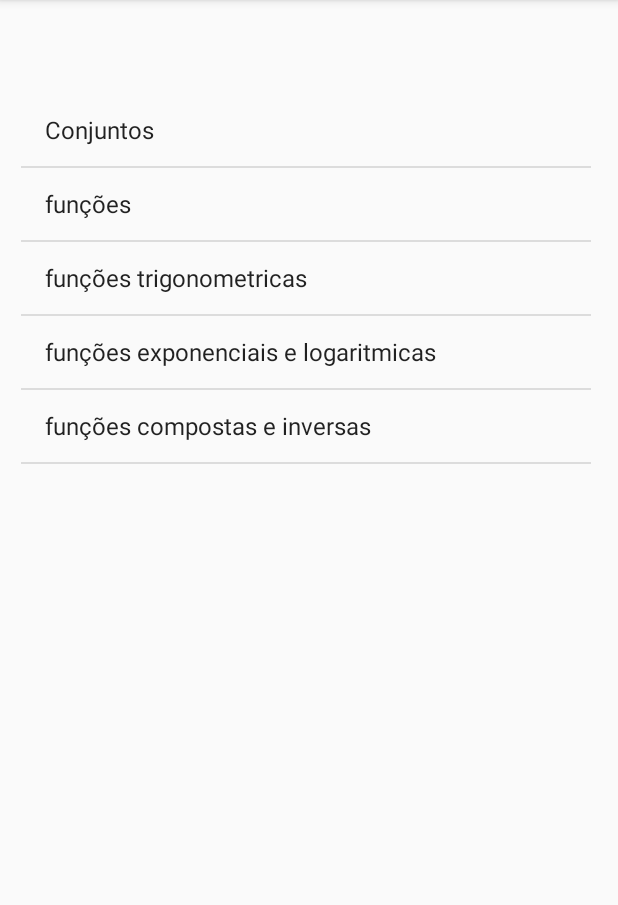
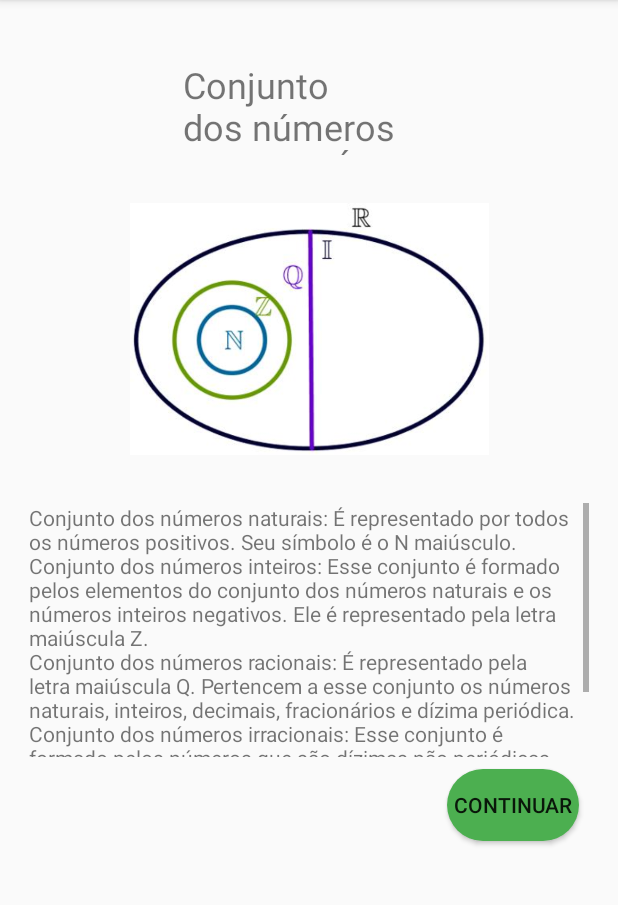
Before and after one commit to MaiaGabriel/Libras, an Android app: the ListaTreinamento screen opened directly, with no data from a screen before it, after a tap on "funções trigonometricas", on a phone screen of 412 x 824 dp, the part 84-989 px from its top. Run offline under Robolectric (Android 15) with nearby library versions, the phone set to English and light mode, and no system bars.

Commit message:
add resumo

```diff
--- a/signum3/app/src/main/java/com/example/signum/ListaTreinamento.java
+++ b/signum3/app/src/main/java/com/example/signum/ListaTreinamento.java
@@ -29,14 +29,15 @@ public class ListaTreinamento extends AppCompatActivity {
 
                 if(i == 0)
                 {
-                    Questao questao1 = new Questao("qual significado desse sinal?","adição","subtração","multiplicação","divisão", "adição" ,"https://signum.s3-us-west-2.amazonaws.com/conjunto_dos_numeros_reais/adicao1.mp4"  );
-                    Questao questao2 = new Questao("Qual a tradução da frase a seguir?","9 é um número natural","9 é um número real","9 é faz parte do conjunto dos racionais","9 faz parte dos conjuntos dos reais", "9 faz parte dos conjuntos dos reais" , "https://signum.s3-us-west-2.amazonaws.com/conjunto_dos_numeros_reais/adicao1.mp4"  );
-                    ArrayList<Questao> questaoArrayList = new ArrayList<Questao>();
-                    questaoArrayList.add(questao1);
-                    questaoArrayList.add(questao2);
-                    Intent intent4 = new Intent(view.getContext(), questao1conjuntos.class);
-                    intent4.putParcelableArrayListExtra("questoes",questaoArrayList);
-                    startActivity(intent4);
+                    Resumo resumo = new Resumo("drawable-v24/imagem_conjunto_resumo.jpeg",
+                            "Conjunto dos números naturais: É representado por todos os números positivos. Seu símbolo é o N maiúsculo.\n" +
+                                    "Conjunto dos números inteiros: Esse conjunto é formado pelos elementos do conjunto dos números naturais e os números inteiros negativos. Ele é representado pela letra maiúscula Z.\n" +
+                                    "Conjunto dos números racionais: É representado pela letra maiúscula Q. Pertencem a esse conjunto os números naturais, inteiros, decimais, fracionários e dízima periódica.\n" +
+                                    "Conjunto dos números irracionais: Esse conjunto é formado pelos números que são dízimas não periódicas, ou seja, decimais infinitos que não possuem uma repetição de números após a vírgula. É representado pela letra maiúscula I.",
+                            "Conjunto dos números");
+                    Intent intent = new Intent(view.getContext(), ResumoActivity.class);
+                    intent.putExtra("Resumo", resumo);
+                    startActivity(intent);
                 }
                 if(i == 1)
                 {
@@ -49,6 +50,17 @@ public class ListaTreinamento extends AppCompatActivity {
                     intent4.putParcelableArrayListExtra("questoes",questaoArrayList);
                     startActivity(intent4);
                 }
+                if(i == 2){
+                    Resumo resumo = new Resumo("drawable-v24/imagem_conjunto_resumo.jpeg",
+                            "Conjunto dos números naturais: É representado por todos os números positivos. Seu símbolo é o N maiúsculo.\n" +
+                                    "Conjunto dos números inteiros: Esse conjunto é formado pelos elementos do conjunto dos números naturais e os números inteiros negativos. Ele é representado pela letra maiúscula Z.\n" +
+                                    "Conjunto dos números racionais: É representado pela letra maiúscula Q. Pertencem a esse conjunto os números naturais, inteiros, decimais, fracionários e dízima periódica.\n" +
+                                    "Conjunto dos números irracionais: Esse conjunto é formado pelos números que são dízimas não periódicas, ou seja, decimais infinitos que não possuem uma repetição de números após a vírgula. É representado pela letra maiúscula I.",
+                            "Conjunto dos números");
+                    Intent intent = new Intent(view.getContext(), ResumoActivity.class);
+                    intent.putExtra("Resumo", resumo);
+                    startActivity(intent);
+                }
 
 
             }
--- a/signum3/app/src/main/java/com/example/signum/MainActivity.java
+++ b/signum3/app/src/main/java/com/example/signum/MainActivity.java
@@ -50,6 +50,9 @@ public class MainActivity extends AppCompatActivity
             public void onClick(View view) {
                 Snackbar.make(view, "Sem notificações!", Snackbar.LENGTH_LONG)
                         .setAction("Action", null).show();
+
+//                Intent intent = new Intent(view.getContext(), ResumoActivity.class);
+//                startActivity(intent);
             }
         });
         DrawerLayout drawer = findViewById(R.id.drawer_layout);
@@ -298,4 +301,6 @@ public class MainActivity extends AppCompatActivity
 
 
 
+
+
 }
--- /dev/null
+++ b/signum3/app/src/main/java/com/example/signum/Resumo.java
@@ -0,0 +1,69 @@
+package com.example.signum;
+
+import android.os.Parcel;
+import android.os.Parcelable;
+
+public class Resumo implements Parcelable {
+    private String imagem;
+    private String texto;
+    private String titulo;
+
+    public Resumo (String imagem, String texto, String titulo) {
+        this.texto = texto;
+        this.imagem = imagem;
+        this.titulo = titulo;
+    }
+
+    protected Resumo (Parcel p){
+        this.imagem = p.readString();
+        this.texto = p.readString();
+        this.titulo = p.readString();
+    }
+
+    public static final Creator<Resumo> CREATOR = new Creator<Resumo>() {
+        @Override
+        public Resumo createFromParcel(Parcel p) {
+            return new Resumo(p);
+        }
+
+        @Override
+        public Resumo[] newArray(int size) {
+            return new Resumo[size];
+        }
+    };
+
+    @Override
+    public int describeContents() {return 0;}
+
+    public String getTitulo() {
+        return titulo;
+    }
+
+    public void setTitulo(String titulo) {
+        this.titulo = titulo;
+    }
+
+    @Override
+    public void writeToParcel(Parcel parcel, int i)
+    {
+        parcel.writeString(this.imagem);
+        parcel.writeString(this.texto);
+        parcel.writeString(this.titulo);
+    }
+
+    public String getTexto() {
+        return texto;
+    }
+
+    public void setTexto(String texto) {
+        this.texto = texto;
+    }
+
+    public String getImagem() {
+        return imagem;
+    }
+
+    public void setImagem(String imagem) {
+        this.imagem = imagem;
+    }
+}
--- /dev/null
+++ b/signum3/app/src/main/java/com/example/signum/ResumoActivity.java
@@ -0,0 +1,60 @@
+package com.example.signum;
+
+import androidx.appcompat.app.AppCompatActivity;
+
+import android.content.Intent;
+import android.os.Bundle;
+import android.view.View;
+import android.widget.ImageView;
+import android.widget.TextView;
+
+import java.util.ArrayList;
+
+public class ResumoActivity extends AppCompatActivity {
+
+    String imagem;
+    String texto;
+    String titulo;
+    ImageView imagemView;
+    TextView tituloView;
+    TextView textoView;
+
+    @Override
+    protected void onCreate(Bundle savedInstanceState) {
+        super.onCreate(savedInstanceState);
+        setContentView(R.layout.activity_resumo);
+
+        Resumo resumo = getIntent().getExtras().getParcelable("Resumo");
+        imagem = resumo.getImagem();
+        titulo = resumo.getTitulo();
+        texto = resumo.getTexto();
+
+        imagemView = (ImageView) findViewById(R.id.imagemResumo);
+        tituloView = (TextView) findViewById(R.id.tituloResumo);
+        textoView = (TextView) findViewById(R.id.textoResumo);
+        imagemView.setImageResource(R.drawable.imagem_conjunto_resumo);
+        textoView.setText(texto);
+        tituloView.setText(texto);
+
+    }
+
+    public void iniciarTeste(View view)
+    {
+        ArrayList<Questao> questaoArrayList = new ArrayList<Questao>();
+        Questao questao1 = new Questao("Pergunta: qual a tradução da frase a seguir?","Um conjunto é uma coleção de números naturais","Um conjunto é uma coleção de números","Um conjunto é uma coleção de objetos","O número pertence ao conjunto dos naturais", "Um conjunto é uma coleção de objetos" ,"https://signum.s3-us-west-2.amazonaws.com/conjunto_dos_numeros_reais/Conjunto_ser_colecao_objeto_definicao.mp4"  );
+        questaoArrayList.add(questao1);
+        Questao questao2 = new Questao("Qual o significado do vídeo a seguir?","subtração","Conjunto irracional","Conjunto Natural","adição", "adição" , "https://signum.s3-us-west-2.amazonaws.com/conjunto_dos_numeros_reais/adicao1.mp4"  );
+        questaoArrayList.add(questao2);
+        Questao questao3 = new Questao("Que tipo de conjunto o vídeo es","subtração","Conjunto irracional","Conjunto Natural","adição", "adição" , "https://signum.s3-us-west-2.amazonaws.com/conjunto_dos_numeros_reais/adicao1.mp4"  );
+        questaoArrayList.add(questao3);
+        Questao questao4 = new Questao("Qual o significado do vídeo a seguir?","subtração","Conjunto irracional","Conjunto Natural","adição", "adição" , "https://signum.s3-us-west-2.amazonaws.com/conjunto_dos_numeros_reais/adicao1.mp4"  );
+        questaoArrayList.add(questao4);
+
+
+
+        Intent intent4 = new Intent(view.getContext(), questao1conjuntos.class);
+        intent4.putParcelableArrayListExtra("questoes",questaoArrayList);
+        startActivity(intent4);
+    }
+
+}
--- /dev/null
+++ b/signum3/app/src/main/res/layout/activity_resumo.xml
@@ -0,0 +1,79 @@
+<?xml version="1.0" encoding="utf-8"?>
+<androidx.constraintlayout.widget.ConstraintLayout xmlns:android="http://schemas.android.com/apk/res/android"
+    xmlns:app="http://schemas.android.com/apk/res-auto"
+    xmlns:tools="http://schemas.android.com/tools"
+    android:id="@+id/linearLayout2"
+    android:layout_width="match_parent"
+    android:layout_height="match_parent"
+    android:isScrollContainer="true"
+    android:orientation="vertical"
+    tools:context=".ResumoActivity">
+
+
+    <TextView
+        android:id="@+id/tituloResumo"
+        android:layout_width="166dp"
+        android:layout_height="63dp"
+        android:layout_marginStart="8dp"
+        android:layout_marginTop="40dp"
+        android:layout_marginEnd="8dp"
+        android:text="TextField"
+        android:textSize="24sp"
+        app:layout_constraintEnd_toEndOf="parent"
+        app:layout_constraintHorizontal_bias="0.497"
+        app:layout_constraintStart_toStartOf="parent"
+        app:layout_constraintTop_toTopOf="parent" />
+
+    <ImageView
+        android:id="@+id/imagemResumo"
+        android:layout_width="239dp"
+        android:layout_height="216dp"
+        android:layout_marginStart="8dp"
+        android:layout_marginTop="8dp"
+        android:layout_marginEnd="8dp"
+        app:layout_constraintEnd_toEndOf="parent"
+        app:layout_constraintStart_toStartOf="parent"
+        app:layout_constraintTop_toBottomOf="@+id/tituloResumo"
+        app:srcCompat="@drawable/common_google_signin_btn_icon_dark_normal_background" />
+
+
+    <Button
+        android:id="@+id/button18"
+        android:layout_width="wrap_content"
+        android:layout_height="wrap_content"
+        android:layout_marginStart="8dp"
+        android:layout_marginTop="8dp"
+        android:layout_marginEnd="8dp"
+        android:background="@drawable/roundcorner"
+        android:onClick="iniciarTeste"
+        android:text="Continuar"
+        app:layout_constraintEnd_toEndOf="parent"
+        app:layout_constraintHorizontal_bias="0.941"
+        app:layout_constraintStart_toStartOf="parent"
+        app:layout_constraintTop_toBottomOf="@+id/scrollView2" />
+
+    <ScrollView
+        android:id="@+id/scrollView2"
+        android:layout_width="373dp"
+        android:layout_height="169dp"
+        android:layout_marginStart="8dp"
+        android:layout_marginTop="8dp"
+        android:layout_marginEnd="8dp"
+        app:layout_constraintEnd_toEndOf="parent"
+        app:layout_constraintStart_toStartOf="parent"
+        app:layout_constraintTop_toBottomOf="@+id/imagemResumo">
+
+        <LinearLayout
+            android:layout_width="match_parent"
+            android:layout_height="wrap_content"
+            android:orientation="vertical">
+
+            <TextView
+                android:id="@+id/textoResumo"
+                android:layout_width="match_parent"
+                android:layout_height="wrap_content"
+                android:text="TextView" />
+        </LinearLayout>
+    </ScrollView>
+
+</androidx.constraintlayout.widget.ConstraintLayout>
```
Also changed, not shown: signum3/app/src/main/AndroidManifest.xml (+3 -7 lines), signum3/app/src/main/res/layout/fragment_meus_cursos.xml (+4 -4 lines), signum3/app/src/main/res/drawable-v24/imagem_conjunto_resumo.jpeg (added).
